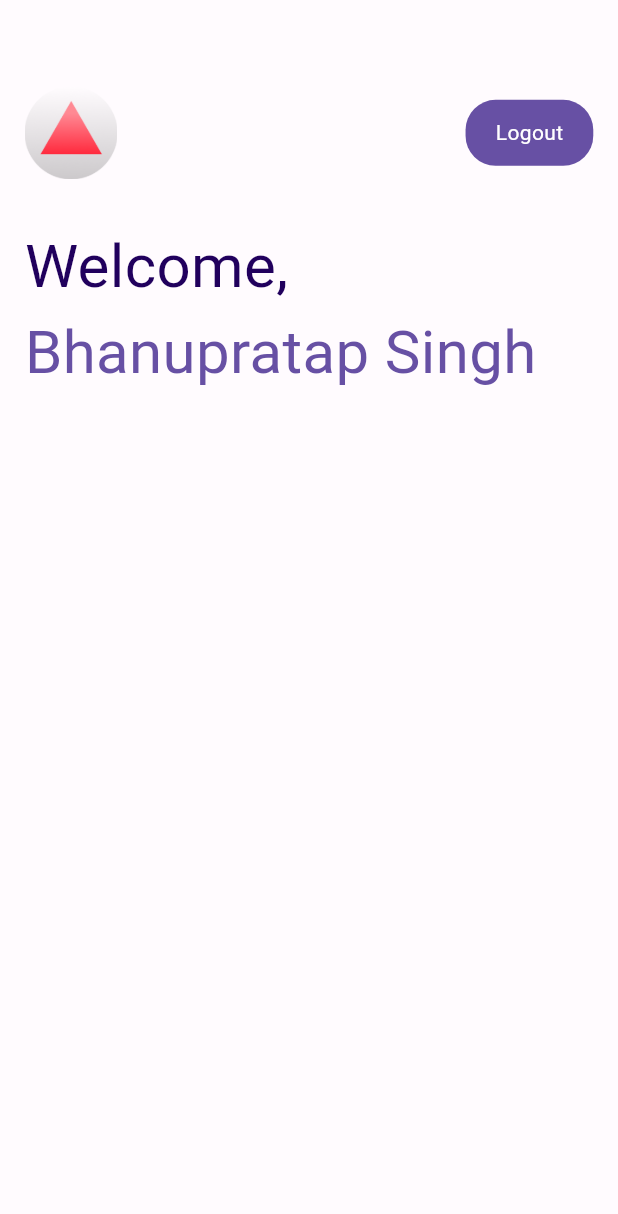
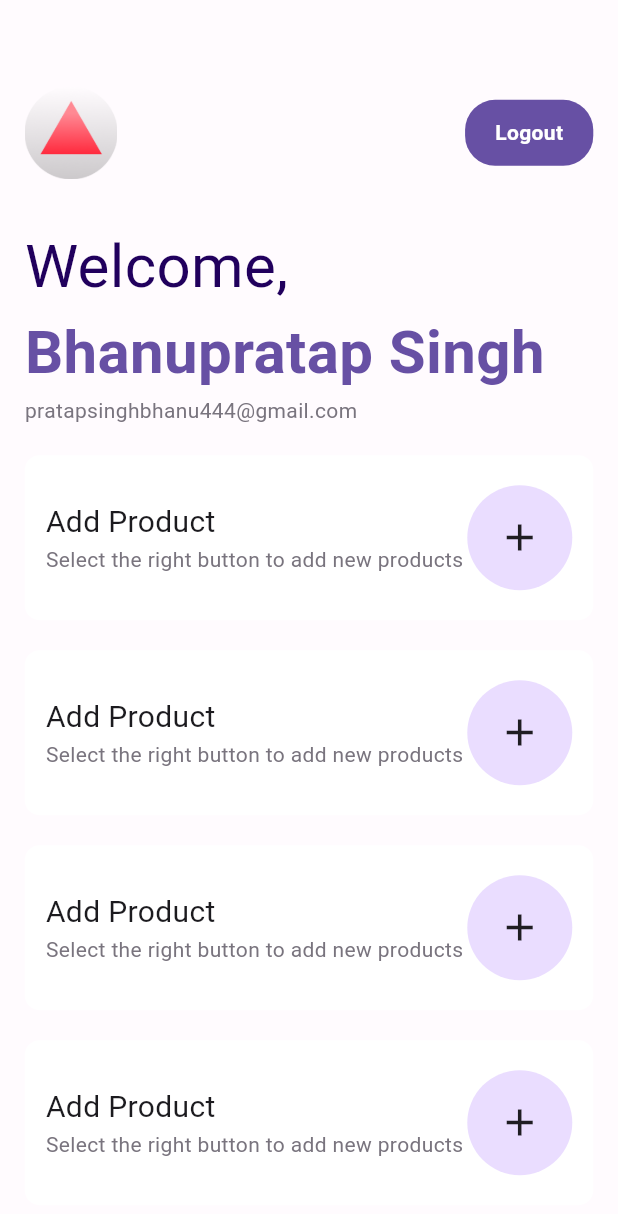
Before and after one commit to wantedbear007/Compass, a Flutter app: the screen it shows after launch, on a phone screen of 412 x 824 dp. Shown: the top 1214 px of the screen. Run offline on Flutter 3.47's test engine with Material 3 defaults, Android fonts, the phone set to English and light mode, and no system bars; our stand-ins replace flutter_svg, get.

Commit message:
:lipstick: UI: created home screen UI.

```diff
--- a/lib/screens/home/home_screen.dart
+++ b/lib/screens/home/home_screen.dart
@@ -1,5 +1,5 @@
+import 'package:compass/widgets/button_card.dart';
 import 'package:compass/widgets/material_button.dart';
-import 'package:compass/widgets/user_button.dart';
 import 'package:flutter/material.dart';
 
 class HomeScreen extends StatelessWidget {
@@ -13,8 +13,9 @@ class HomeScreen extends StatelessWidget {
         children: [
           Padding(
             padding: EdgeInsets.symmetric(
-                horizontal: MediaQuery.of(context).size.width * 0.04,
-                vertical: MediaQuery.of(context).size.height * 0.07),
+              horizontal: MediaQuery.of(context).size.width * 0.04,
+              vertical: MediaQuery.of(context).size.height * 0.07,
+            ),
             child: Column(
               crossAxisAlignment: CrossAxisAlignment.start,
               children: [
@@ -22,13 +23,12 @@ class HomeScreen extends StatelessWidget {
                   mainAxisAlignment: MainAxisAlignment.spaceBetween,
                   children: [
                     Image(
-                      image: AssetImage("assets/logo.png"),
+                      image: const AssetImage("assets/logo.png"),
                       width: MediaQuery.of(context).size.width * 0.15,
                     ),
                     UserMaterialButton(
                       buttonAction: () {},
                       buttonText: "Logout",
-
                     )
                     // add options
                   ],
@@ -36,7 +36,6 @@ class HomeScreen extends StatelessWidget {
                 const SizedBox(
                   height: 30,
                 ),
-
                 Text("Welcome, ",
                     style: TextStyle(
                       fontSize: 40,
@@ -47,10 +46,55 @@ class HomeScreen extends StatelessWidget {
                 Text(
                   "Bhanupratap Singh",
                   style: TextStyle(
-                    color: Theme.of(context).colorScheme.primary,
-                    fontSize: 40,
-                  ),
+                      color: Theme.of(context).colorScheme.primary,
+                      fontSize: 40,
+                      fontWeight: FontWeight.bold),
                 ),
+                Text(
+                  "pratapsinghbhanu444@gmail.com",
+                  style:
+                      TextStyle(color: Theme.of(context).colorScheme.outline),
+                ),
+                SizedBox(
+                  height: 20,
+                ),
+                HomeScreenCard(
+                  tapAction: () {},
+                  buttonText: "Add Products",
+                  caption: "Add new products, something something",
+                  image: "assets/addnew.svg",
+                ),
+                SizedBox(
+                  height: 20,
+                ),
+                HomeScreenCard(
+                  tapAction: () {},
+                  buttonText: "Add Products",
+                  caption: "Add new products, something something",
+                  image: "assets/addnew.svg",
+                ),
+                SizedBox(
+                  height: 20,
+                ),
+                HomeScreenCard(
+                  tapAction: () {},
+                  buttonText: "Add Products",
+                  caption: "Add new products, something something",
+                  image: "assets/addnew.svg",
+                ),
+                SizedBox(
+                  height: 20,
+                ),
+                HomeScreenCard(
+                  tapAction: () {},
+                  buttonText: "Add Products",
+                  caption: "Add new products, something something",
+                  image: "assets/addnew.svg",
+                )
+                // ButtonCard(),
+                // ButtonCard(),
+
+                // ButtonCard(),
               ],
             ),
           )
--- a/lib/screens/register/register_screen.dart
+++ b/lib/screens/register/register_screen.dart
@@ -117,9 +117,9 @@ class _RegisterScreenState extends State<RegisterScreen> {
                             EdgeInsets.symmetric(horizontal: 3, vertical: 5),
                         child: Text(
                           "I accept the terms and conditions laid by Compass and team.",
-                          softWrap: true, // Use softWrap here
+                          softWrap: true,
                           overflow:
-                              TextOverflow.clip, // Apply overflow property
+                              TextOverflow.clip,
                         ),
                       ),
                     )
--- /dev/null
+++ b/lib/widgets/btm_card02.dart
@@ -0,0 +1,44 @@
+import 'package:compass/widgets/material_button.dart';
+import 'package:flutter/material.dart';
+import 'package:flutter_svg/flutter_svg.dart';
+
+class ButtonCard extends StatelessWidget {
+  const ButtonCard({super.key});
+
+  @override
+  Widget build(BuildContext context) {
+    return Material(
+      color: Theme.of(context).colorScheme.primaryContainer,
+      borderRadius: BorderRadius.circular(10),
+      child: InkWell(
+        borderRadius: BorderRadius.circular(10),
+        onTap: () {},
+        child: Container(
+          decoration: BoxDecoration(borderRadius: BorderRadius.circular(20)),
+          width: MediaQuery.of(context).size.width / 2 - 20,
+          height: MediaQuery.of(context).size.width / 2 - 20,
+          child: Padding(
+            padding: const EdgeInsets.all(10),
+            child: Column(
+              crossAxisAlignment: CrossAxisAlignment.stretch,
+              mainAxisAlignment: MainAxisAlignment.spaceBetween,
+              children: [
+                SvgPicture.asset("assets/addnew.svg",
+                    width: 70, semanticsLabel: 'Acme Logo'),
+                Text("Add new products"),
+
+                SizedBox(
+                  height: 10,
+                ),
+                UserMaterialButton(buttonText: "Add new", buttonAction: () {})
+              ],
+            ),
+          ),
+          //   image
+          //   title
+          //   button
+        ),
+      ),
+    );
+  }
+}
--- /dev/null
+++ b/lib/widgets/button_card.dart
@@ -0,0 +1,90 @@
+import 'package:flutter/material.dart';
+import 'package:flutter_svg/flutter_svg.dart';
+
+class HomeScreenCard extends StatelessWidget {
+  final VoidCallback tapAction;
+  final String buttonText;
+  final String caption;
+  final String image;
+
+  const HomeScreenCard(
+      {super.key,
+      required this.tapAction,
+      required this.buttonText,
+      required this.caption,
+      required this.image});
+
+  @override
+  Widget build(BuildContext context) {
+    return Material(
+      color: Theme.of(context).colorScheme.onSecondary,
+      borderRadius: BorderRadius.circular(10),
+      child: InkWell(
+        borderRadius: BorderRadius.circular(10),
+        onTap: () {},
+        // enableFeedback: false,
+        // Note: Add double tap to open preview
+        child: SizedBox(
+          width: MediaQuery.of(context).size.width - 20,
+          height: 110,
+          child: Padding(
+            padding: EdgeInsets.symmetric(vertical: 10, horizontal: 14),
+            child: Row(
+              mainAxisAlignment: MainAxisAlignment.center,
+              crossAxisAlignment: CrossAxisAlignment.center,
+              children: [
+                // SvgPicture.asset(
+                //   image,
+                //   width: 60,
+                // ),
+                Expanded(
+                  child: Column(
+                    mainAxisAlignment: MainAxisAlignment.center,
+                    crossAxisAlignment: CrossAxisAlignment.start,
+                    children: [
+                      Text(
+                        "Add Product",
+                        style: TextStyle(fontSize: 20),
+                      ),
+                      Text(
+                        "Select the right button to add new products",
+                        style: TextStyle(
+                            color: Theme.of(context).colorScheme.outline,
+                            fontWeight: FontWeight.normal),
+                        softWrap: true,
+                        overflow:
+                            TextOverflow.clip, // Use ellipsis for truncation
+                      ),
+                    ],
+                  ),
+                ),
+                Material(
+                  borderRadius: BorderRadius.circular(100),
+                  color: Theme.of(context).colorScheme.primaryContainer,
+                  child: InkWell(
+                    onTap: () {
+                      print("hgelllolo");
+                    },
+                    splashColor: Colors.black38,
+                    borderRadius: BorderRadius.circular(100),
+                    child: Container(
+                      height: 70,
+                      width: 70,
+                      // borderRadius: BorderRadius.circular(10)),
+                      // color: Colors.red,
+                      child: Icon(
+                        Icons.add,
+                        size: 30,
+                      ),
+                    ),
+                  ),
+                )
+              ],
+            ),
+          ),
+        ),
+      ),
+      // ),
+    );
+  }
+}
--- a/lib/widgets/material_button.dart
+++ b/lib/widgets/material_button.dart
@@ -20,9 +20,13 @@ class UserMaterialButton extends StatelessWidget {
         // hoverColor: Colors.white,
         child: Container(
           padding: const EdgeInsets.symmetric(vertical: 12, horizontal: 20),
-          child: Text(
-            buttonText,
-            style: TextStyle(color: Theme.of(context).colorScheme.onPrimary),
+          child: Center(
+            child: Text(
+              buttonText,
+              style: TextStyle(
+                  fontWeight: FontWeight.bold,
+                  color: Theme.of(context).colorScheme.onPrimary),
+            ),
           ),
         ),
       ),
--- a/pubspec.yaml
+++ b/pubspec.yaml
@@ -36,6 +36,7 @@ dependencies:
   # Use with the CupertinoIcons class for iOS style icons.
   cupertino_icons: ^1.0.6
   get: ^4.6.6
+  flutter_svg: ^2.0.10+1
 
 dev_dependencies:
   flutter_test:
```
Also changed, not shown: assets/addnew.svg (added), pubspec.lock.
